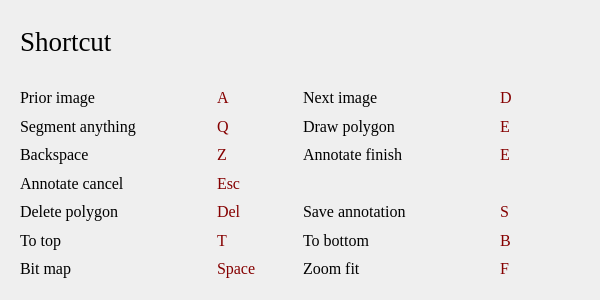
First picture: the form in ui/shortcut_dialog.ui, repository yatengLG/ISAT_with_segment_anything, before the edit.
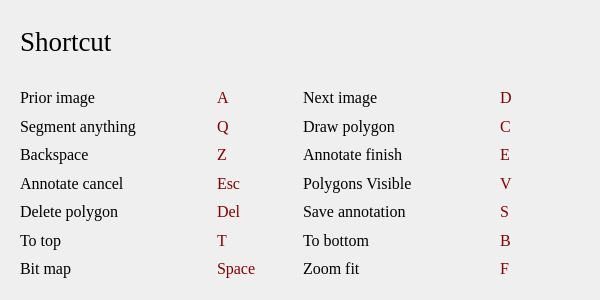
Second picture: the form after the edit.

What changed in the file:
```diff
--- a/ui/shortcut_dialog.ui
+++ b/ui/shortcut_dialog.ui
@@ -222,6 +222,7 @@
         </property>
         <property name="font">
          <font>
+          <family>Times New Roman</family>
           <pointsize>12</pointsize>
          </font>
         </property>
@@ -229,7 +230,7 @@
          <string notr="true">color: rgb(133, 0, 0);</string>
         </property>
         <property name="text">
-         <string>E</string>
+         <string>C</string>
         </property>
        </widget>
       </item>
@@ -494,6 +495,23 @@
         </property>
        </widget>
       </item>
+      <item row="3" column="2">
+       <widget class="QLabel" name="label_28">
+        <property name="text">
+         <string>Polygons Visible</string>
+        </property>
+       </widget>
+      </item>
+      <item row="3" column="3">
+       <widget class="QLabel" name="label_29">
+        <property name="styleSheet">
+         <string notr="true">color: rgb(133, 0, 0);</string>
+        </property>
+        <property name="text">
+         <string>V</string>
+        </property>
+       </widget>
+      </item>
      </layout>
     </widget>
    </item>
```
Left out of the diff: 12 changed lines with no effect on the pictures.
